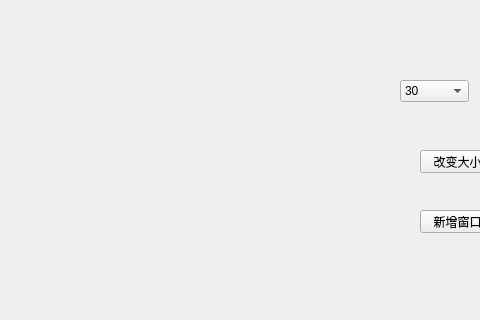
Above: ListView/mainwindow.ui from ZhouMei20220810/TEST before the change; both pictures show x 320 to 800 and y 0 to 320 of the 800 by 600 pixel window. Below: the same form after it.
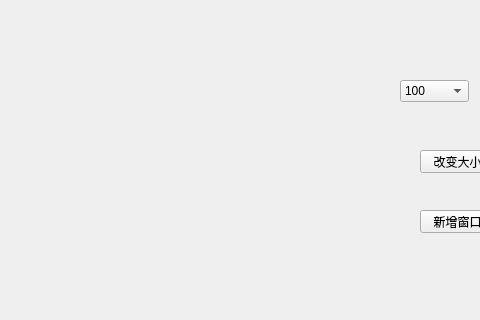
That is the form after the change.

```diff
--- a/ListView/mainwindow.ui
+++ b/ListView/mainwindow.ui
@@ -59,16 +59,6 @@
       <height>22</height>
      </rect>
     </property>
-    <item>
-     <property name="text">
-      <string>30</string>
-     </property>
-    </item>
-    <item>
-     <property name="text">
-      <string>50</string>
-     </property>
-    </item>
     <item>
      <property name="text">
       <string>100</string>
```
Left out of the diff: 25 changed lines with no effect on the pictures.
